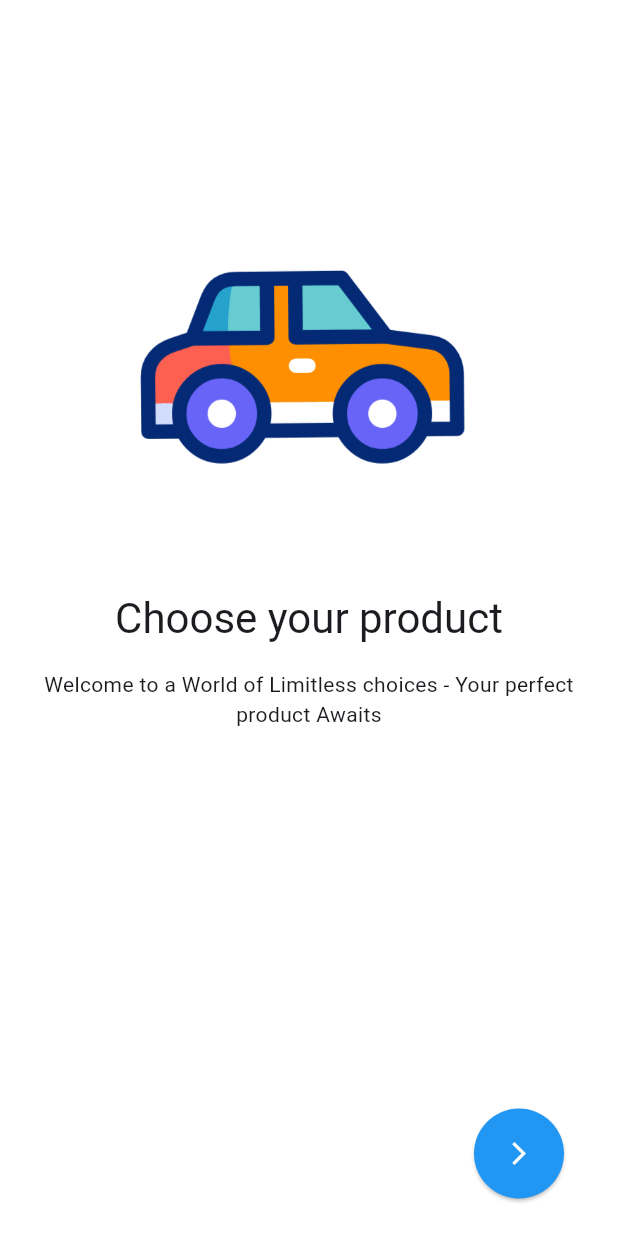
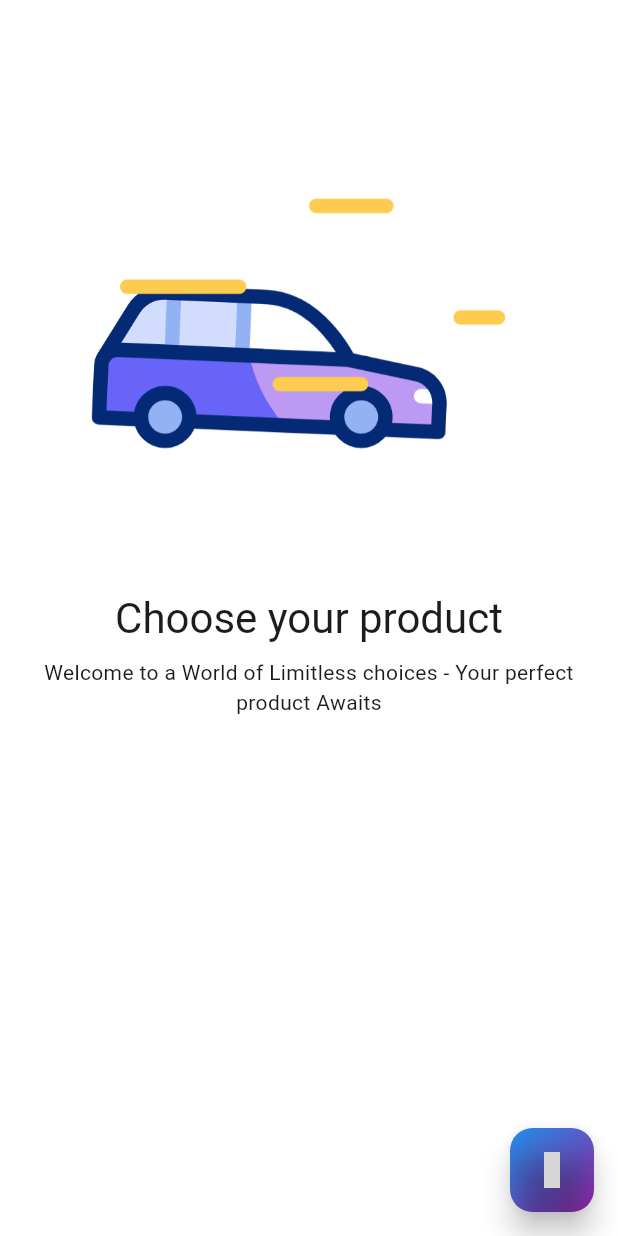
Before and after one commit to xzspace911/Enactus-BUE-Team2, a Flutter app: the screen it shows after launch, on a phone screen of 412 x 824 dp. Run offline on Flutter 3.47's test engine with Material 3 defaults, Android fonts, the phone set to English and light mode, and no system bars; our stand-ins replace iconsax; grey boxes are pictures that could not be loaded.

Commit message:
last upload before new homescreeen 9:19/8.2.2025

```diff
--- a/enactus_bue_flutter_team2/lib/main.dart
+++ b/enactus_bue_flutter_team2/lib/main.dart
@@ -31,6 +31,7 @@ class MyApp extends StatelessWidget {
         '/reset_password' : (context)=> ResetPassword(),
         '/cart_page' : (context)=> CartPage(),
         '/profile_page' : (context)=> ProfilePage(),
+        '/on_boarding_screen' : (context)=> OnBoardingScreen(),
       },
 
     );
--- a/enactus_bue_flutter_team2/lib/screens/home_screen.dart
+++ b/enactus_bue_flutter_team2/lib/screens/home_screen.dart
@@ -23,7 +23,7 @@ class HomeScreen extends StatelessWidget {
               ],
             ).createShader(bounds),
               child: IconButton(
-                onPressed: () => Navigator.of(context).pushNamed('/cart_page'),
+                onPressed: () => Navigator.of(context).pushNamed('/on_boarding_screen'),
                 icon: Icon(Iconsax.search_favorite),
                 iconSize: 30,
                 color: Colors.blue[900],
--- a/enactus_bue_flutter_team2/lib/screens/onboarding/on_boarding_page.dart
+++ b/enactus_bue_flutter_team2/lib/screens/onboarding/on_boarding_page.dart
@@ -19,7 +19,7 @@ class OnBoardingPage extends StatelessWidget {
             style: Theme.of(context).textTheme.headlineMedium,textAlign: TextAlign.center,
 
           ),
-          const SizedBox(height: 16),
+          const SizedBox(height: 8),
           Text(subTitle,
             style: Theme.of(context).textTheme.bodyMedium,textAlign: TextAlign.center,
 
--- a/enactus_bue_flutter_team2/lib/screens/onboarding/on_boarding_screen.dart
+++ b/enactus_bue_flutter_team2/lib/screens/onboarding/on_boarding_screen.dart
@@ -1,6 +1,6 @@
 import 'package:flutter/material.dart';
 import 'on_boarding_page.dart';
-
+import 'package:iconsax/iconsax.dart';
 
 class OnBoardingScreen extends StatelessWidget {
   const OnBoardingScreen({super.key});
@@ -16,32 +16,39 @@ class OnBoardingScreen extends StatelessWidget {
             PageView(
               children: [
                 OnBoardingPage(
-                  image: 'assets/icons/mini-car.gif',
+                  image: 'assets/icons/car.gif',
                   title: 'Choose your product',
                   subTitle:
                       'Welcome to a World of Limitless choices - Your perfect product Awaits',
                 ),
               ],
             ),
-            Positioned(
-              right: 16,
-              bottom: 25,
-              child: SizedBox(
-                height: 60,
-                width: 100,
-                child: ElevatedButton(
-                  onPressed: () => Navigator.of(context).pushNamed('/login'),
-                  style: ElevatedButton.styleFrom(
-                    shape: const CircleBorder(),
-                    backgroundColor: Colors.blue,
-                  ),
-                  child: Icon(Icons.arrow_forward_ios, color: Colors.white),
-                ),
-              ),
-            ),
+
+
           ],
         ),
+
       ),
+      floatingActionButton: Container(
+        decoration: BoxDecoration(
+          borderRadius: BorderRadius.circular(15),
+          gradient: LinearGradient(
+            begin: Alignment.topLeft,
+            end: Alignment.bottomRight,
+            colors: [Colors.blue, Colors.purple],
+          ),
+        ),
+        child: FloatingActionButton(
+          onPressed: () => Navigator.of(context).pushNamed('/login'),
+          elevation: 8,
+          backgroundColor: Colors.transparent,
+          child: const Icon(Iconsax.arrow_right_1,
+            color: Colors.white,
+          ),
+
+        ),
+      ),
+
     );
   }
 }
```
Also changed, not shown: enactus_bue_flutter_team2/assets/icons/car.gif (added).
